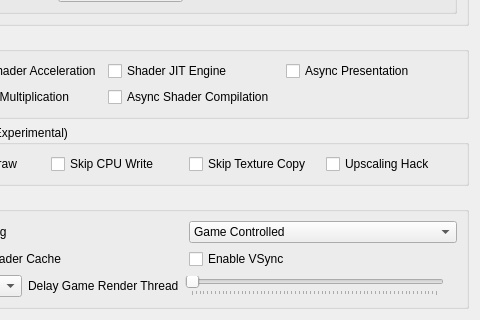
The window that src/borked3ds_qt/configuration/configure_graphics.ui (yeager/Borked3DS) describes before a commit, drawn with Qt 5; both pictures show x 109 to 589 and y 191 to 511 of the 589 by 511 pixel window.
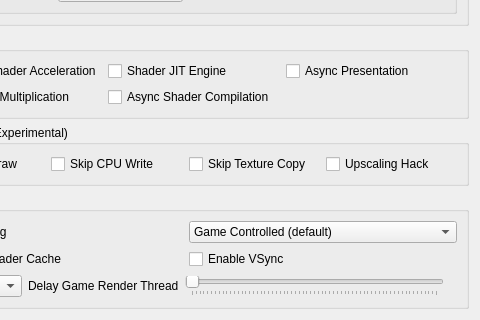
The same window after the commit.

Commit message: UI: Indicate default choice for all drop-down menus (#280)

Patch:
```diff
--- a/src/borked3ds_qt/configuration/configure_graphics.ui
+++ b/src/borked3ds_qt/configuration/configure_graphics.ui
@@ -445,7 +445,7 @@
           <widget class="QComboBox" name="texture_sampling_combobox">
            <item>
             <property name="text">
-             <string>Game Controlled</string>
+             <string>Game Controlled (default)</string>
             </property>
            </item>
            <item>
```
Left out of the diff: 2 changed lines with no effect on the pictures. The commit also changes 10 other files.
